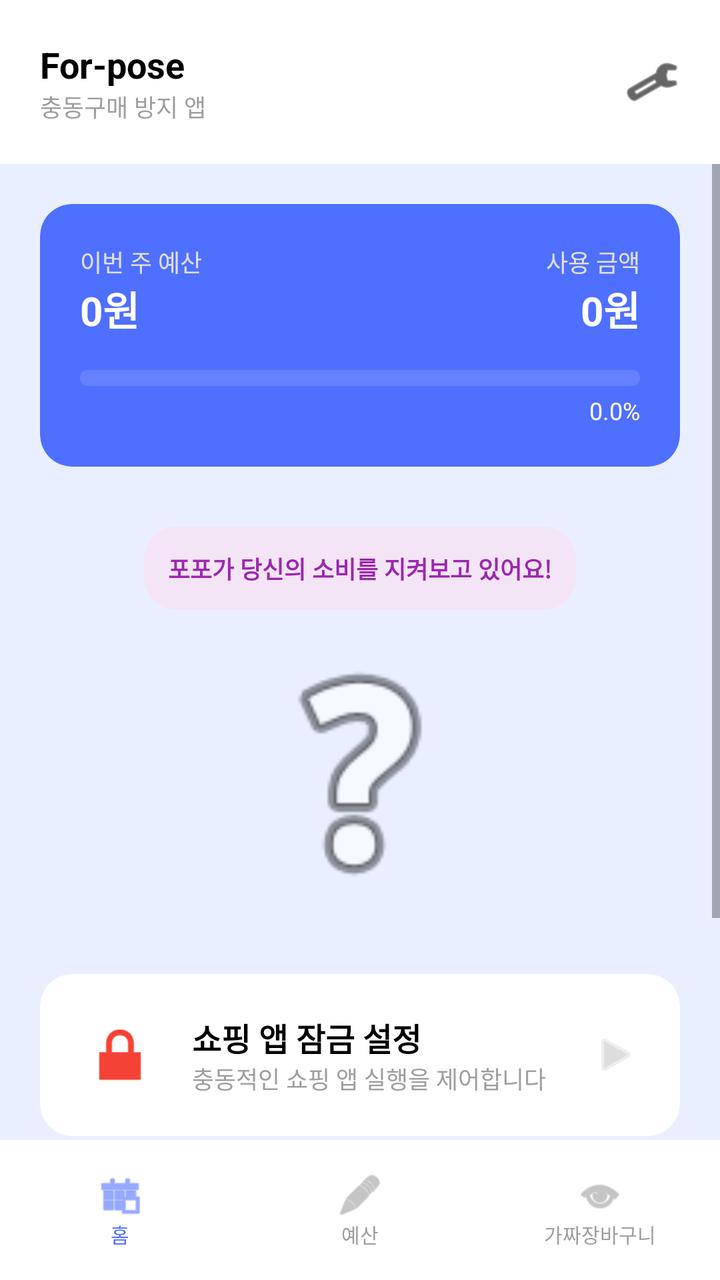
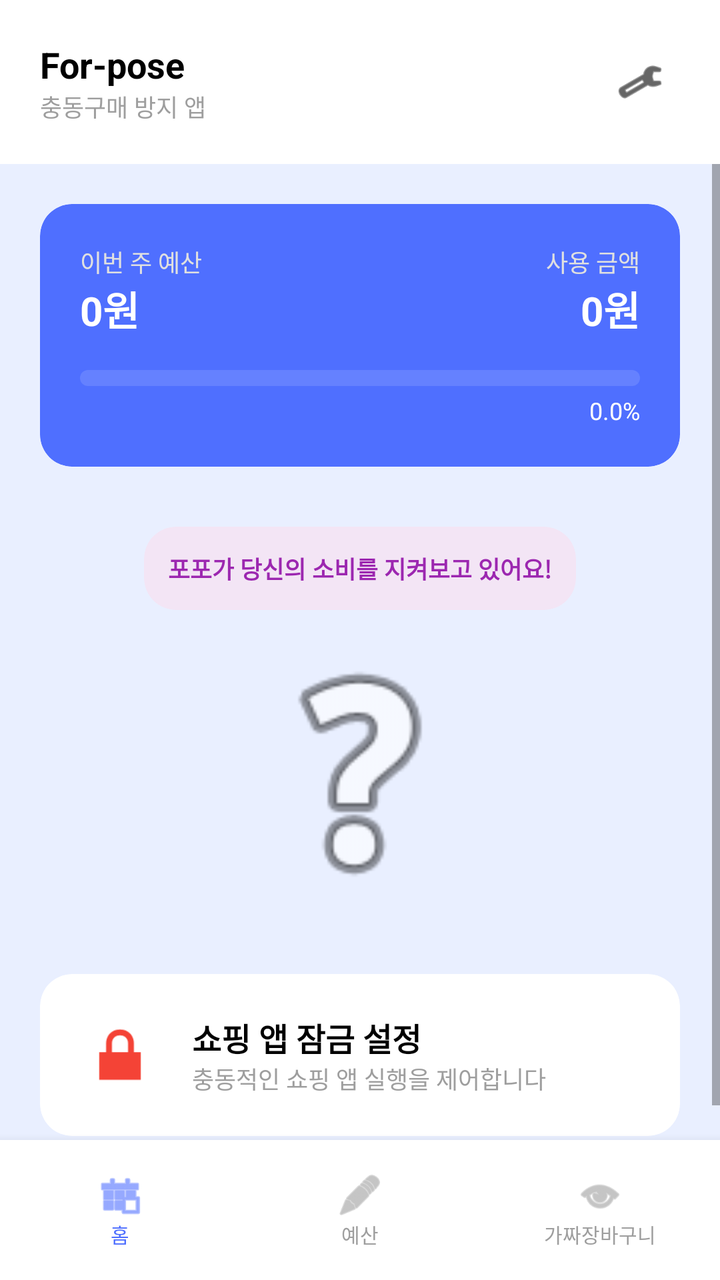

Before-and-after screenshots of an Android layout around one commit, followed by the original layout XML and the change that was made.
<!-- AndroidManifest.xml: application theme Theme.AllIn -->
<!-- res/layout/activity_home.xml -->
<?xml version="1.0" encoding="utf-8"?>
<LinearLayout xmlns:android="http://schemas.android.com/apk/res/android"
    xmlns:app="http://schemas.android.com/apk/res-auto"
    android:layout_width="match_parent"
    android:layout_height="match_parent"
    android:background="#E9EFFF"
    android:orientation="vertical">

    
    <LinearLayout
        android:layout_width="match_parent"
        android:layout_height="wrap_content"
        android:background="@android:color/white"
        android:padding="20dp"
        android:orientation="horizontal"
        android:gravity="center_vertical">
        
        <LinearLayout
            android:layout_width="0dp"
            android:layout_height="wrap_content"
            android:layout_weight="1"
            android:orientation="vertical">
            <TextView
                android:layout_width="wrap_content"
                android:layout_height="wrap_content"
                android:text="For-pose"
                android:textColor="@android:color/black"
                android:textSize="18sp"
                android:textStyle="bold" />
            <TextView
                android:layout_width="wrap_content"
                android:layout_height="wrap_content"
                android:text="충동구매 방지 앱"
                android:textColor="#9E9E9E"
                android:textSize="12sp" />
        </LinearLayout>

        
        <ImageView
            android:id="@+id/ivSettings"
            android:layout_width="28dp"
            android:layout_height="28dp"
            android:src="@android:drawable/ic_menu_preferences"
            android:clickable="true"
            android:focusable="true"
            android:background="?attr/selectableItemBackgroundBorderless"
            app:tint="@android:color/black" />
    </LinearLayout>

    <ScrollView
        android:layout_width="match_parent"
        android:layout_height="0dp"
        android:layout_weight="1">

        <LinearLayout
            android:layout_width="match_parent"
            android:layout_height="wrap_content"
            android:orientation="vertical"
            android:padding="20dp">

            
            <androidx.cardview.widget.CardView
                android:id="@+id/cardBudgetStatus"
                android:layout_width="match_parent"
                android:layout_height="wrap_content"
                app:cardCornerRadius="16dp"
                app:cardElevation="0dp"
                android:backgroundTint="#4F6FFF">

                <LinearLayout
                    android:layout_width="match_parent"
                    android:layout_height="wrap_content"
                    android:orientation="vertical"
                    android:padding="20dp">

                    <LinearLayout
                        android:layout_width="match_parent"
                        android:layout_height="wrap_content"
                        android:orientation="horizontal">
                        <LinearLayout
                            android:layout_width="0dp"
                            android:layout_height="wrap_content"
                            android:layout_weight="1"
                            android:orientation="vertical">
                            <TextView
                                android:layout_width="wrap_content"
                                android:layout_height="wrap_content"
                                android:text="이번 주 예산"
                                android:textColor="#E0E0E0"
                                android:textSize="12sp" />
                            <TextView
                                android:id="@+id/tvWeeklyBudget"
                                android:layout_width="wrap_content"
                                android:layout_height="wrap_content"
                                android:text="0원"
                                android:textColor="@android:color/white"
                                android:textSize="20sp"
                                android:textStyle="bold" />
                        </LinearLayout>
                        <LinearLayout
                            android:layout_width="wrap_content"
                            android:layout_height="wrap_content"
                            android:gravity="end"
                            android:orientation="vertical">
                            <TextView
                                android:layout_width="wrap_content"
                                android:layout_height="wrap_content"
                                android:text="사용 금액"
                                android:textColor="#E0E0E0"
                                android:textSize="12sp" />
                            <TextView
                                android:id="@+id/tvUsedAmount"
                                android:layout_width="wrap_content"
                                android:layout_height="wrap_content"
                                android:text="0원"
                                android:textColor="@android:color/white"
                                android:textSize="20sp"
                                android:textStyle="bold" />
                        </LinearLayout>
                    </LinearLayout>

                    <ProgressBar
                        android:id="@+id/budgetProgress"
                        style="@android:style/Widget.ProgressBar.Horizontal"
                        android:layout_width="match_parent"
                        android:layout_height="8dp"
                        android:layout_marginTop="16dp"
                        android:progressDrawable="@drawable/custom_progress" />
                    
                    <TextView
                        android:id="@+id/tvProgressPercent"
                        android:layout_width="wrap_content"
                        android:layout_height="wrap_content"
                        android:layout_gravity="end"
                        android:layout_marginTop="4dp"
                        android:text="0.0%"
                        android:textColor="@android:color/white"
                        android:textSize="12sp" />
                </LinearLayout>
            </androidx.cardview.widget.CardView>

            
            <LinearLayout
                android:id="@+id/layoutWarning"
                android:layout_width="match_parent"
                android:layout_height="wrap_content"
                android:layout_marginTop="30dp"
                android:orientation="vertical"
                android:gravity="center">

                <androidx.cardview.widget.CardView
                    android:layout_width="wrap_content"
                    android:layout_height="wrap_content"
                    app:cardCornerRadius="16dp"
                    app:cardElevation="0dp"
                    android:backgroundTint="#F3E5F5">
                    <TextView
                        android:id="@+id/tvWarningMsg"
                        android:layout_width="wrap_content"
                        android:layout_height="wrap_content"
                        android:padding="12dp"
                        android:text="포포가 당신의 소비를 지켜보고 있어요!"
                        android:textColor="#9C27B0"
                        android:textSize="12sp"
                        android:textStyle="bold"/>
                </androidx.cardview.widget.CardView>

                <ImageView
                    android:id="@+id/ivCharacter"
                    android:layout_width="140dp"
                    android:layout_height="140dp"
                    android:layout_marginTop="12dp"
                    android:src="@android:drawable/ic_menu_help" />
            </LinearLayout>

            
            <androidx.cardview.widget.CardView
                android:id="@+id/menuAppLock"
                android:layout_width="match_parent"
                android:layout_height="wrap_content"
                android:layout_marginTop="30dp"
                android:clickable="true"
                android:focusable="true"
                app:cardCornerRadius="16dp"
                app:cardElevation="0dp">
                <LinearLayout
                    android:layout_width="match_parent"
                    android:layout_height="wrap_content"
                    android:orientation="horizontal"
                    android:padding="20dp"
                    android:gravity="center_vertical">
                    <ImageView
                        android:layout_width="40dp"
                        android:layout_height="40dp"
                        android:src="@android:drawable/ic_lock_lock"
                        app:tint="#F44336" />
                    <LinearLayout
                        android:layout_width="0dp"
                        android:layout_height="wrap_content"
                        android:layout_weight="1"
                        android:layout_marginStart="16dp"
                        android:orientation="vertical">
                        <TextView
                            android:layout_width="wrap_content"
                            android:layout_height="wrap_content"
                            android:text="쇼핑 앱 잠금 설정"
                            android:textColor="@android:color/black"
                            android:textSize="16sp"
                            android:textStyle="bold" />
                        <TextView
                            android:layout_width="wrap_content"
                            android:layout_height="wrap_content"
                            android:text="충동적인 쇼핑 앱 실행을 제어합니다"
                            android:textColor="#9E9E9E"
                            android:textSize="12sp" />
                    </LinearLayout>
                    <ImageView
                        android:layout_width="24dp"
                        android:layout_height="24dp"
                        android:src="@android:drawable/ic_media_play"
                        app:tint="#DDDDDD" />
                </LinearLayout>
            </androidx.cardview.widget.CardView>

            
            <androidx.cardview.widget.CardView
                android:layout_width="match_parent"
                android:layout_height="wrap_content"
                android:layout_marginTop="20dp"
                app:cardCornerRadius="16dp"
                app:cardElevation="0dp"
                android:backgroundTint="#E3F2FD">
                <LinearLayout
                    android:layout_width="match_parent"
                    android:layout_height="wrap_content"
                    android:orientation="vertical"
                    android:padding="20dp">
                    <TextView
                        android:layout_width="wrap_content"
                        android:layout_height="wrap_content"
                        android:text="💡 오늘의 팁"
                        android:textColor="#1E88E5"
                        android:textStyle="bold"
                        android:textSize="14sp" />
                    <TextView
                        android:layout_width="wrap_content"
                        android:layout_height="wrap_content"
                        android:layout_marginTop="8dp"
                        android:text="구매하고 싶은 물건이 생기면 가짜 장바구니에 먼저 담아보세요. 7일 후에는 생각이 바뀔 수도 있습니다!"
                        android:textColor="#1E88E5"
                        android:textSize="13sp" />
                </LinearLayout>
            </androidx.cardview.widget.CardView>

        </LinearLayout>
    </ScrollView>

    
    <LinearLayout
        android:layout_width="match_parent"
        android:layout_height="70dp"
        android:background="@android:color/white"
        android:orientation="horizontal"
        android:gravity="center">
        <LinearLayout
            android:id="@+id/navHome"
            android:layout_width="0dp"
            android:layout_height="match_parent"
            android:layout_weight="1"
            android:gravity="center"
            android:orientation="vertical">
            <ImageView android:layout_width="24dp" android:layout_height="24dp" android:src="@android:drawable/ic_menu_today" app:tint="#4F6FFF"/>
            <TextView android:layout_width="wrap_content" android:layout_height="wrap_content" android:text="홈" android:textSize="10sp" android:textColor="#4F6FFF"/>
        </LinearLayout>
        <LinearLayout
            android:id="@+id/navBudget"
            android:layout_width="0dp"
            android:layout_height="match_parent"
            android:layout_weight="1"
            android:gravity="center"
            android:orientation="vertical">
            <ImageView android:layout_width="24dp" android:layout_height="24dp" android:src="@android:drawable/ic_menu_edit" app:tint="#9E9E9E"/>
            <TextView android:layout_width="wrap_content" android:layout_height="wrap_content" android:text="예산" android:textSize="10sp" android:textColor="#9E9E9E"/>
        </LinearLayout>
        <LinearLayout
            android:id="@+id/navFakeCart"
            android:layout_width="0dp"
            android:layout_height="match_parent"
            android:layout_weight="1"
            android:gravity="center"
            android:orientation="vertical">
            <ImageView android:layout_width="24dp" android:layout_height="24dp" android:src="@android:drawable/ic_menu_view" app:tint="#9E9E9E"/>
            <TextView android:layout_width="wrap_content" android:layout_height="wrap_content" android:text="가짜장바구니" android:textSize="10sp" android:textColor="#9E9E9E"/>
        </LinearLayout>
    </LinearLayout>
</LinearLayout>
<!-- resources referenced by this layout -->
<resources>
  <!-- drawable custom_progress (drawable) -->
  <?xml version="1.0" encoding="utf-8"?>
  <layer-list xmlns:android="http://schemas.android.com/apk/res/android">
      <item android:id="@android:id/background">
          <shape>
              <corners android:radius="10dp" />
              <solid android:color="#20FFFFFF" />
          </shape>
      </item>
      <item android:id="@android:id/progress">
          <clip>
              <shape>
                  <corners android:radius="10dp" />
                  <solid android:color="#FFFFFF" />
              </shape>
          </clip>
      </item>
  </layer-list>
  <style name="Theme.AllIn" parent="Theme.MaterialComponents.DayNight.NoActionBar">
          
          <item name="colorPrimary">@color/purple_500</item>
          <item name="colorPrimaryVariant">@color/purple_700</item>
          <item name="colorOnPrimary">@color/white</item>
          
          <item name="colorSecondary">@color/teal_200</item>
          <item name="colorSecondaryVariant">@color/teal_700</item>
          <item name="colorOnSecondary">@color/black</item>
          
          <item name="android:statusBarColor">#E9EFFF</item>
          <item name="android:windowLightStatusBar">true</item>
          
          
          <item name="alertDialogTheme">@style/RoundedAlertDialogTheme</item>
      </style>
  <color name="purple_500">#FF6200EE</color>
  <color name="purple_700">#FF3700B3</color>
  <color name="white">#FFFFFFFF</color>
  <color name="teal_200">#FF03DAC5</color>
  <color name="teal_700">#FF018786</color>
  <color name="black">#FF000000</color>
  <style name="RoundedAlertDialogTheme" parent="Theme.AppCompat.Light.Dialog.Alert">
          <item name="android:windowBackground">@drawable/dialog_rounded_background</item>
      </style>
  <!-- drawable dialog_rounded_background (drawable) -->
  <?xml version="1.0" encoding="utf-8"?>
  <inset xmlns:android="http://schemas.android.com/apk/res/android"
      android:insetLeft="16dp"
      android:insetTop="16dp"
      android:insetRight="16dp"
      android:insetBottom="16dp">
      <shape android:shape="rectangle">
          <solid android:color="@android:color/white" />
          <corners android:radius="24dp" />
      </shape>
  </inset>
</resources>

<!-- the commit's change to res/layout/activity_home.xml (unified diff, before → after) -->
@@ -35,11 +35,11 @@
                 android:textSize="12sp" />
         </LinearLayout>
 
-        
         <ImageView
             android:id="@+id/ivSettings"
-            android:layout_width="28dp"
-            android:layout_height="28dp"
+            android:layout_width="40dp"
+            android:layout_height="40dp"
+            android:padding="8dp"
             android:src="@android:drawable/ic_menu_preferences"
             android:clickable="true"
             android:focusable="true"
@@ -50,7 +50,8 @@
     <ScrollView
         android:layout_width="match_parent"
         android:layout_height="0dp"
-        android:layout_weight="1">
+        android:layout_weight="1"
+        android:fillViewport="true">
 
         <LinearLayout
             android:layout_width="match_parent"
@@ -66,13 +67,11 @@
                 app:cardCornerRadius="16dp"
                 app:cardElevation="0dp"
                 android:backgroundTint="#4F6FFF">
-
                 <LinearLayout
                     android:layout_width="match_parent"
                     android:layout_height="wrap_content"
                     android:orientation="vertical"
                     android:padding="20dp">
-
                     <LinearLayout
                         android:layout_width="match_parent"
                         android:layout_height="wrap_content"
@@ -82,95 +81,36 @@
                             android:layout_height="wrap_content"
                             android:layout_weight="1"
                             android:orientation="vertical">
-                            <TextView
-                                android:layout_width="wrap_content"
-                                android:layout_height="wrap_content"
-                                android:text="이번 주 예산"
-                                android:textColor="#E0E0E0"
-                                android:textSize="12sp" />
-                            <TextView
-                                android:id="@+id/tvWeeklyBudget"
-                                android:layout_width="wrap_content"
-                                android:layout_height="wrap_content"
-                                android:text="0원"
-                                android:textColor="@android:color/white"
-                                android:textSize="20sp"
-                                android:textStyle="bold" />
+                            <TextView android:layout_width="wrap_content" android:layout_height="wrap_content" android:text="이번 주 예산" android:textColor="#E0E0E0" android:textSize="12sp" />
+                            <TextView android:id="@+id/tvWeeklyBudget" android:layout_width="wrap_content" android:layout_height="wrap_content" android:text="0원" android:textColor="@android:color/white" android:textSize="20sp" android:textStyle="bold" />
                         </LinearLayout>
                         <LinearLayout
-                            android:layout_width="wrap_content"
-                            android:layout_height="wrap_content"
-                            android:gravity="end"
-                            android:orientation="vertical">
-                            <TextView
-                                android:layout_width="wrap_content"
-                                android:layout_height="wrap_content"
-                                android:text="사용 금액"
-                                android:textColor="#E0E0E0"
-                                android:textSize="12sp" />
-                            <TextView
-                                android:id="@+id/tvUsedAmount"
-                                android:layout_width="wrap_content"
-                                android:layout_height="wrap_content"
-                                android:text="0원"
-                                android:textColor="@android:color/white"
-                                android:textSize="20sp"
-                                android:textStyle="bold" />
+                            android:layout_width="wrap_content" android:layout_height="wrap_content" android:gravity="end" android:orientation="vertical">
+                            <TextView android:layout_width="wrap_content" android:layout_height="wrap_content" android:text="사용 금액" android:textColor="#E0E0E0" android:textSize="12sp" />
+                            <TextView android:id="@+id/tvUsedAmount" android:layout_width="wrap_content" android:layout_height="wrap_content" android:text="0원" android:textColor="@android:color/white" android:textSize="20sp" android:textStyle="bold" />
                         </LinearLayout>
                     </LinearLayout>
-
-                    <ProgressBar
-                        android:id="@+id/budgetProgress"
-                        style="@android:style/Widget.ProgressBar.Horizontal"
-                        android:layout_width="match_parent"
-                        android:layout_height="8dp"
-                        android:layout_marginTop="16dp"
-                        android:progressDrawable="@drawable/custom_progress" />
-                    
-                    <TextView
-                        android:id="@+id/tvProgressPercent"
-                        android:layout_width="wrap_content"
-                        android:layout_height="wrap_content"
-                        android:layout_gravity="end"
-                        android:layout_marginTop="4dp"
-                        android:text="0.0%"
-                        android:textColor="@android:color/white"
-                        android:textSize="12sp" />
+                    <ProgressBar android:id="@+id/budgetProgress" style="@android:style/Widget.ProgressBar.Horizontal" android:layout_width="match_parent" android:layout_height="8dp" android:layout_marginTop="16dp" android:progressDrawable="@drawable/custom_progress" />
+                    <TextView android:id="@+id/tvProgressPercent" android:layout_width="wrap_content" android:layout_height="wrap_content" android:layout_gravity="end" android:layout_marginTop="4dp" android:text="0.0%" android:textColor="@android:color/white" android:textSize="12sp" />
                 </LinearLayout>
             </androidx.cardview.widget.CardView>
 
             
             <LinearLayout
-                android:id="@+id/layoutWarning"
                 android:layout_width="match_parent"
                 android:layout_height="wrap_content"
                 android:layout_marginTop="30dp"
                 android:orientation="vertical"
                 android:gravity="center">
-
                 <androidx.cardview.widget.CardView
                     android:layout_width="wrap_content"
                     android:layout_height="wrap_content"
                     app:cardCornerRadius="16dp"
                     app:cardElevation="0dp"
                     android:backgroundTint="#F3E5F5">
-                    <TextView
-                        android:id="@+id/tvWarningMsg"
-                        android:layout_width="wrap_content"
-                        android:layout_height="wrap_content"
-                        android:padding="12dp"
-                        android:text="포포가 당신의 소비를 지켜보고 있어요!"
-                        android:textColor="#9C27B0"
-                        android:textSize="12sp"
-                        android:textStyle="bold"/>
+                    <TextView android:id="@+id/tvWarningMsg" android:layout_width="wrap_content" android:layout_height="wrap_content" android:padding="12dp" android:text="포포가 당신의 소비를 지켜보고 있어요!" android:textColor="#9C27B0" android:textSize="12sp" android:textStyle="bold"/>
                 </androidx.cardview.widget.CardView>
-
-                <ImageView
-                    android:id="@+id/ivCharacter"
-                    android:layout_width="140dp"
-                    android:layout_height="140dp"
-                    android:layout_marginTop="12dp"
-                    android:src="@android:drawable/ic_menu_help" />
+                <ImageView android:id="@+id/ivCharacter" android:layout_width="140dp" android:layout_height="140dp" android:layout_marginTop="12dp" android:src="@android:drawable/ic_menu_help" />
             </LinearLayout>
 
             
@@ -181,6 +121,7 @@
                 android:layout_marginTop="30dp"
                 android:clickable="true"
                 android:focusable="true"
+                android:foreground="?attr/selectableItemBackground"
                 app:cardCornerRadius="16dp"
                 app:cardElevation="0dp">
                 <LinearLayout
@@ -189,66 +130,11 @@
                     android:orientation="horizontal"
                     android:padding="20dp"
                     android:gravity="center_vertical">
-                    <ImageView
-                        android:layout_width="40dp"
-                        android:layout_height="40dp"
-                        android:src="@android:drawable/ic_lock_lock"
-                        app:tint="#F44336" />
-                    <LinearLayout
-                        android:layout_width="0dp"
-                        android:layout_height="wrap_content"
-                        android:layout_weight="1"
-                        android:layout_marginStart="16dp"
-                        android:orientation="vertical">
-                        <TextView
-                            android:layout_width="wrap_content"
-                            android:layout_height="wrap_content"
-                            android:text="쇼핑 앱 잠금 설정"
-                            android:textColor="@android:color/black"
-                            android:textSize="16sp"
-                            android:textStyle="bold" />
-                        <TextView
-                            android:layout_width="wrap_content"
-                            android:layout_height="wrap_content"
-                            android:text="충동적인 쇼핑 앱 실행을 제어합니다"
-                            android:textColor="#9E9E9E"
-                            android:textSize="12sp" />
+                    <ImageView android:layout_width="40dp" android:layout_height="40dp" android:src="@android:drawable/ic_lock_lock" app:tint="#F44336" />
+                    <LinearLayout android:layout_width="0dp" android:layout_height="wrap_content" android:layout_weight="1" android:layout_marginStart="16dp" android:orientation="vertical">
+                        <TextView android:layout_width="wrap_content" android:layout_height="wrap_content" android:text="쇼핑 앱 잠금 설정" android:textColor="@android:color/black" android:textSize="16sp" android:textStyle="bold" />
+                        <TextView android:layout_width="wrap_content" android:layout_height="wrap_content" android:text="충동적인 쇼핑 앱 실행을 제어합니다" android:textColor="#9E9E9E" android:textSize="12sp" />
                     </LinearLayout>
-                    <ImageView
-                        android:layout_width="24dp"
-                        android:layout_height="24dp"
-                        android:src="@android:drawable/ic_media_play"
-                        app:tint="#DDDDDD" />
-                </LinearLayout>
-            </androidx.cardview.widget.CardView>
-
-            
-            <androidx.cardview.widget.CardView
-                android:layout_width="match_parent"
-                android:layout_height="wrap_content"
-                android:layout_marginTop="20dp"
-                app:cardCornerRadius="16dp"
-                app:cardElevation="0dp"
-                android:backgroundTint="#E3F2FD">
-                <LinearLayout
-                    android:layout_width="match_parent"
-                    android:layout_height="wrap_content"
-                    android:orientation="vertical"
-                    android:padding="20dp">
-                    <TextView
-                        android:layout_width="wrap_content"
-                        android:layout_height="wrap_content"
-                        android:text="💡 오늘의 팁"
-                        android:textColor="#1E88E5"
-                        android:textStyle="bold"
-                        android:textSize="14sp" />
-                    <TextView
-                        android:layout_width="wrap_content"
-                        android:layout_height="wrap_content"
-                        android:layout_marginTop="8dp"
-                        android:text="구매하고 싶은 물건이 생기면 가짜 장바구니에 먼저 담아보세요. 7일 후에는 생각이 바뀔 수도 있습니다!"
-                        android:textColor="#1E88E5"
-                        android:textSize="13sp" />
                 </LinearLayout>
             </androidx.cardview.widget.CardView>
 
@@ -261,6 +147,7 @@
         android:layout_height="70dp"
         android:background="@android:color/white"
         android:orientation="horizontal"
+        android:elevation="8dp"
         android:gravity="center">
         <LinearLayout
             android:id="@+id/navHome"
@@ -268,6 +155,9 @@
             android:layout_height="match_parent"
             android:layout_weight="1"
             android:gravity="center"
+            android:clickable="true"
+            android:focusable="true"
+            android:background="?attr/selectableItemBackground"
             android:orientation="vertical">
             <ImageView android:layout_width="24dp" android:layout_height="24dp" android:src="@android:drawable/ic_menu_today" app:tint="#4F6FFF"/>
             <TextView android:layout_width="wrap_content" android:layout_height="wrap_content" android:text="홈" android:textSize="10sp" android:textColor="#4F6FFF"/>
@@ -278,6 +168,9 @@
             android:layout_height="match_parent"
             android:layout_weight="1"
             android:gravity="center"
+            android:clickable="true"
+            android:focusable="true"
+            android:background="?attr/selectableItemBackground"
             android:orientation="vertical">
             <ImageView android:layout_width="24dp" android:layout_height="24dp" android:src="@android:drawable/ic_menu_edit" app:tint="#9E9E9E"/>
             <TextView android:layout_width="wrap_content" android:layout_height="wrap_content" android:text="예산" android:textSize="10sp" android:textColor="#9E9E9E"/>
@@ -288,6 +181,9 @@
             android:layout_height="match_parent"
             android:layout_weight="1"
             android:gravity="center"
+            android:clickable="true"
+            android:focusable="true"
+            android:background="?attr/selectableItemBackground"
             android:orientation="vertical">
             <ImageView android:layout_width="24dp" android:layout_height="24dp" android:src="@android:drawable/ic_menu_view" app:tint="#9E9E9E"/>
             <TextView android:layout_width="wrap_content" android:layout_height="wrap_content" android:text="가짜장바구니" android:textSize="10sp" android:textColor="#9E9E9E"/>
